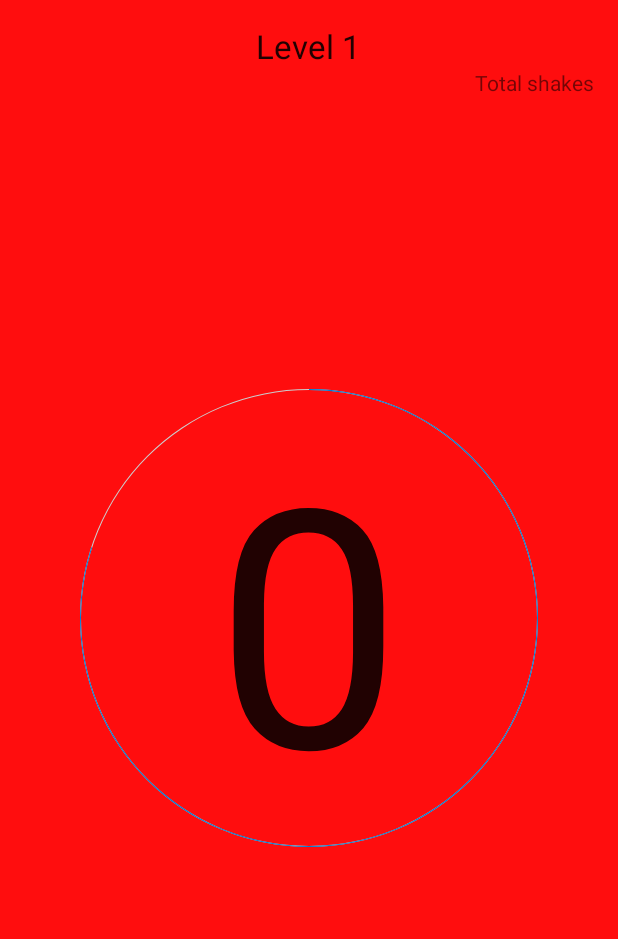
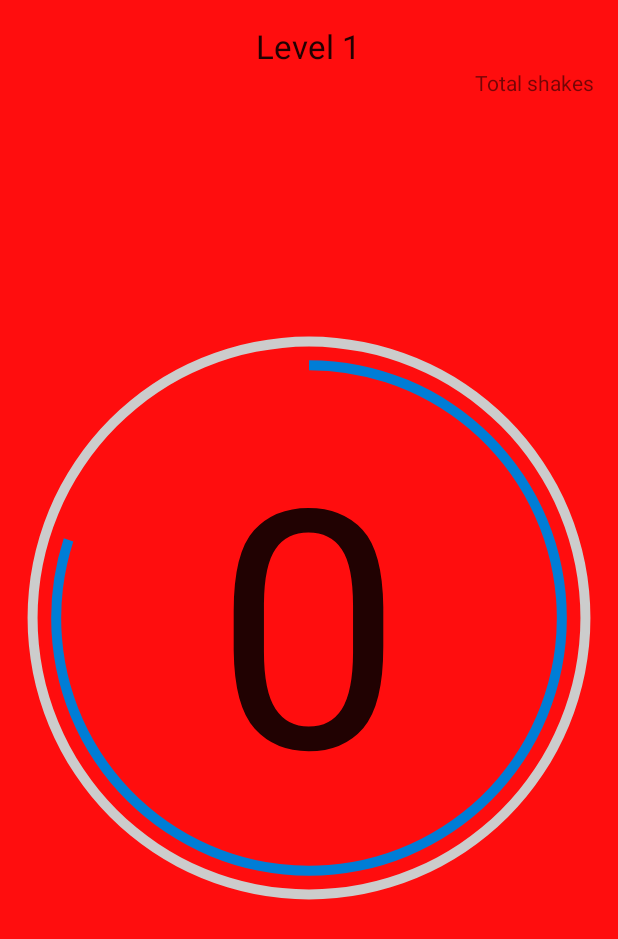
Before and after one commit to ajbowler/ShakeOff, an Android app: the screen it shows after launch (ShakeOff), on a phone screen of 412 x 824 dp. Shown: the top 939 px of the screen. Run offline under Robolectric (Android 15) with nearby library versions, the phone set to English and light mode, and no system bars.

Commit message:
ONCE MORE. WITH FEELING

```diff
--- a/MyApplication/app/src/main/res/drawable-mdpi/circle_shape.xml
+++ b/MyApplication/app/src/main/res/drawable-mdpi/circle_shape.xml
@@ -2,8 +2,8 @@
 <shape
     xmlns:android="http://schemas.android.com/apk/res/android"
     android:shape="ring"
-    android:innerRadiusRatio="2.5"
-    android:thickness="1px"
+    android:innerRadiusRatio="2.1"
+    android:thickness="10px"
     android:useLevel="false">
 
     <solid android:color="#CCC" />
--- a/MyApplication/app/src/main/res/drawable-mdpi/circular_progress_bar.xml
+++ b/MyApplication/app/src/main/res/drawable-mdpi/circular_progress_bar.xml
@@ -3,9 +3,9 @@
     android:fromDegrees="270"
     android:toDegrees="270">
     <shape
-        android:innerRadiusRatio="2.5"
+        android:innerRadiusRatio="2.3"
         android:shape="ring"
-        android:thickness="1px">
+        android:thickness="10px">
         <gradient
             android:angle="0"
             android:endColor="#007DD6"
```
